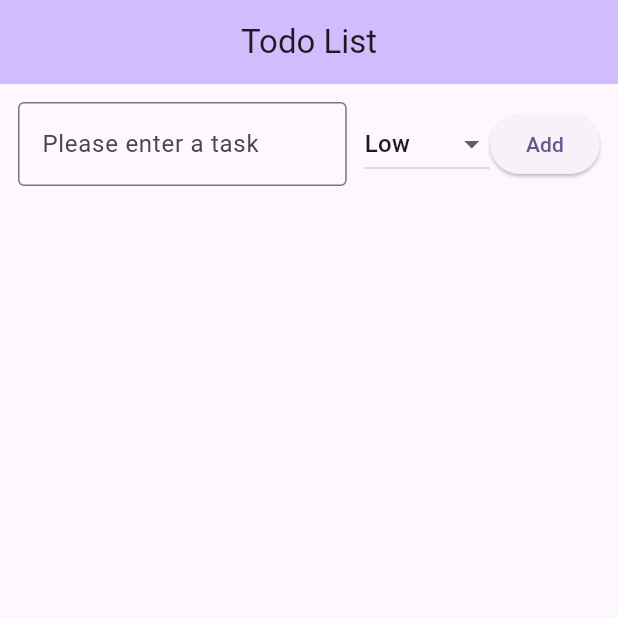
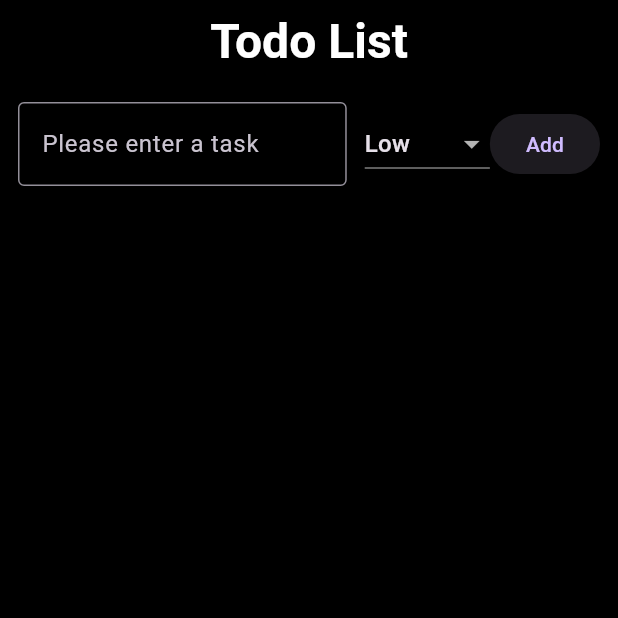
Before and after one commit to KaozhiChen/flutter_todo_list, a Flutter app: the screen it shows after launch, on a phone screen of 412 x 824 dp, the top half of it. Run offline on Flutter 3.47's test engine with Material 3 defaults, Android fonts, the phone set to English and light mode, and no system bars.

Commit message:
use Card widget for tasks

```diff
--- a/lib/main.dart
+++ b/lib/main.dart
@@ -11,10 +11,7 @@ class MyApp extends StatelessWidget {
   Widget build(BuildContext context) {
     return MaterialApp(
       title: 'Flutter Todo List',
-      theme: ThemeData(
-        colorScheme: ColorScheme.fromSeed(seedColor: Colors.deepPurple),
-        useMaterial3: true,
-      ),
+      theme: ThemeData.dark(),
       home: const MyHomePage(),
     );
   }
@@ -87,6 +84,12 @@ class _MyHomePageState extends State<MyHomePage> {
     return SizeTransition(
       sizeFactor: animation,
       axis: Axis.vertical,
+      child: Card(
+        shape: RoundedRectangleBorder(
+          borderRadius: BorderRadius.circular(15.0),
+        ),
+        elevation: 4,
+        color: Colors.grey[850],
         child: ListTile(
           leading: Row(
             mainAxisSize: MainAxisSize.min,
@@ -103,6 +106,7 @@ class _MyHomePageState extends State<MyHomePage> {
           title: Text(
             task.name,
             style: const TextStyle(decoration: TextDecoration.lineThrough),
+          ),
         ),
       ),
     );
@@ -178,6 +182,12 @@ class _MyHomePageState extends State<MyHomePage> {
     return SizeTransition(
       sizeFactor: animation,
       axis: Axis.vertical,
+      child: Card(
+        shape: RoundedRectangleBorder(
+          borderRadius: BorderRadius.circular(15.0),
+        ),
+        elevation: 4,
+        color: Colors.grey[850],
         child: ListTile(
           leading: Row(
             mainAxisSize: MainAxisSize.min,
@@ -216,15 +226,21 @@ class _MyHomePageState extends State<MyHomePage> {
             ),
           ),
         ),
+      ),
     );
   }
 
   @override
   Widget build(BuildContext context) {
     return Scaffold(
+      backgroundColor: Colors.black,
       appBar: AppBar(
-        backgroundColor: Theme.of(context).colorScheme.inversePrimary,
-        title: const Text('Todo List'),
+        backgroundColor: Colors.black,
+        title: const Text(
+          'Todo List',
+          style: TextStyle(
+              color: Colors.white, fontSize: 32, fontWeight: FontWeight.bold),
+        ),
         centerTitle: true,
       ),
       body: Column(
@@ -264,6 +280,8 @@ class _MyHomePageState extends State<MyHomePage> {
 
           // AnimatedList to display tasks
           Expanded(
+            child: Padding(
+              padding: const EdgeInsets.all(8),
               child: AnimatedList(
                 key: _listKey,
                 initialItemCount: _taskList.length,
@@ -271,7 +289,8 @@ class _MyHomePageState extends State<MyHomePage> {
                   return _buildTaskItem(context, index, animation);
                 },
               ),
-          )
+            ),
+          ),
         ],
       ),
     );
```
Lines whose indentation alone changed are shown as unchanged.
